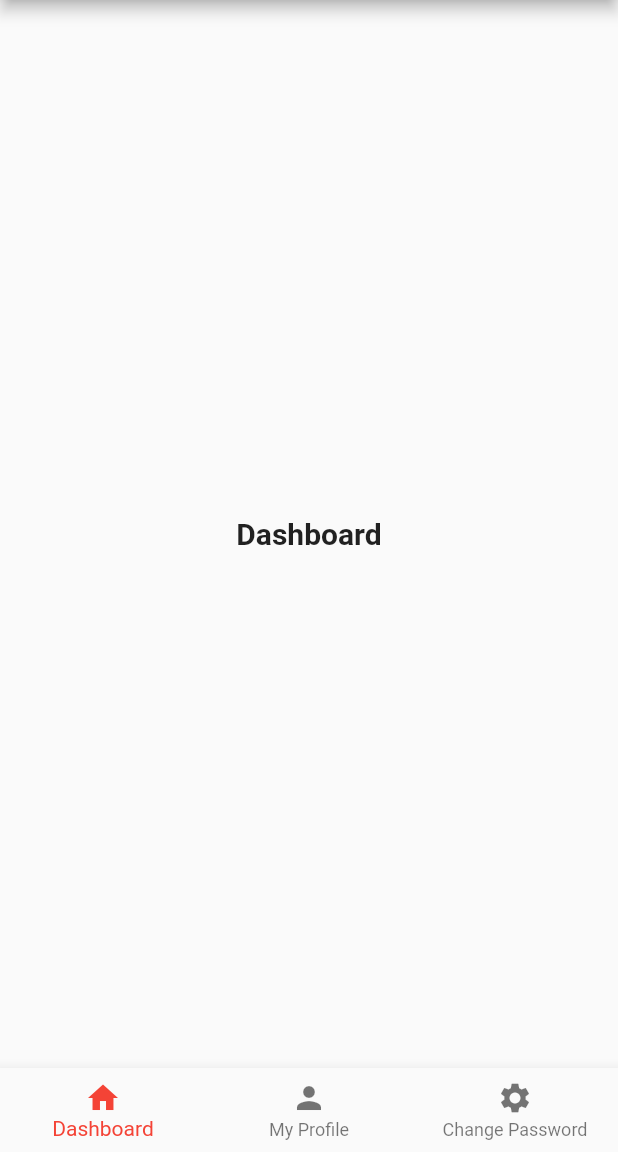
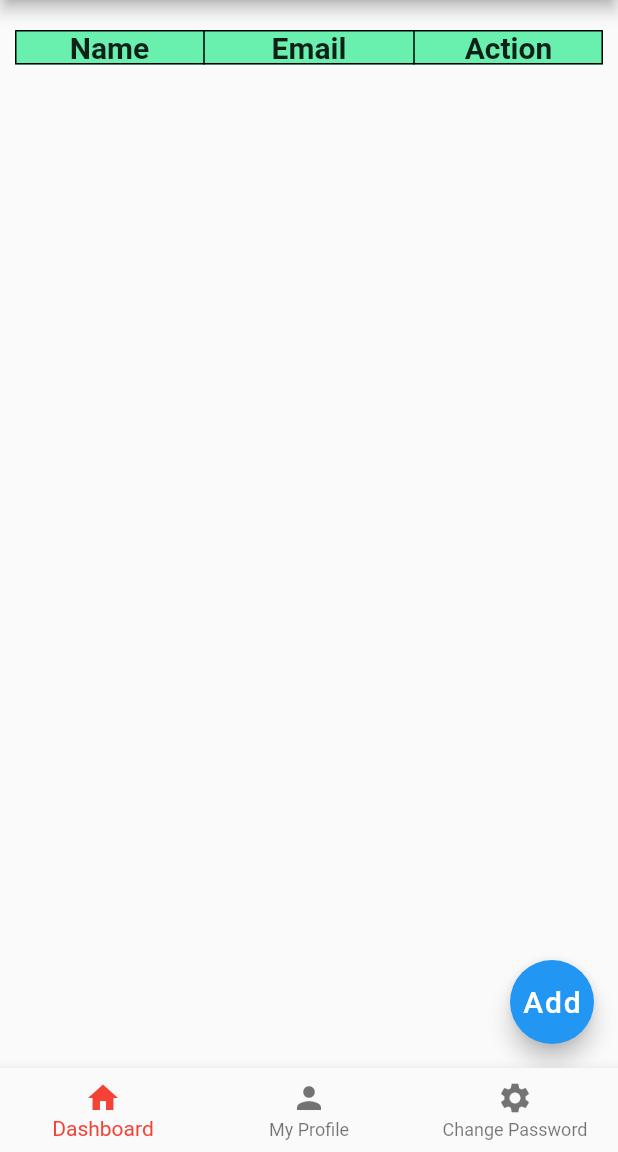
Before and after one commit to vishal2605/flutterAuth, a Flutter app: the UserMain screen opened directly, on a phone screen of 412 x 824 dp, the part 84-1236 px from its top. Run offline on Flutter 3.47's test engine with Material 2 defaults, Android fonts, the phone set to English and light mode, and no system bars; our stand-ins replace cloud_firestore, firebase_auth, firebase_core; accounts and stored records are empty.

Commit message:
last commit

```diff
--- /dev/null
+++ b/lib/Pages2/home_pages.dart
@@ -0,0 +1,33 @@
+import 'package:flutter/cupertino.dart';
+import 'package:flutter/material.dart';
+
+import 'add_student_page.dart';
+import 'list_student_page.dart';
+
+class HomePage extends StatefulWidget {
+  HomePage({Key? key}) : super(key: key);
+
+  @override
+  _HomePageState createState() => _HomePageState();
+}
+
+class _HomePageState extends State<HomePage> {
+  @override
+  Widget build(BuildContext context) {
+    return Scaffold(
+      body: ListStudentPage(),
+        floatingActionButton: FloatingActionButton(
+          onPressed: () => {
+            Navigator.push(
+              context,
+              MaterialPageRoute(
+                builder: (context) => AddStudentPage(),
+              ),
+            )
+          },
+          child: Text('Add', style: TextStyle(fontSize: 20.0)),
+
+        )
+    );
+  }
+}
--- /dev/null
+++ b/lib/Pages2/list_student_page.dart
@@ -0,0 +1,158 @@
+import 'package:assignment/Pages2/update_student_page.dart';
+import 'package:cloud_firestore/cloud_firestore.dart';
+import 'package:flutter/material.dart';
+
+class ListStudentPage extends StatefulWidget {
+  ListStudentPage({Key? key}) : super(key: key);
+
+  @override
+  _ListStudentPageState createState() => _ListStudentPageState();
+}
+
+class _ListStudentPageState extends State<ListStudentPage> {
+  final Stream<QuerySnapshot> studentsStream =
+  FirebaseFirestore.instance.collection('students').snapshots();
+
+  // For Deleting User
+  CollectionReference students =
+  FirebaseFirestore.instance.collection('students');
+  Future<void> deleteUser(id) {
+    // print("User Deleted $id");
+    return students
+        .doc(id)
+        .delete()
+        .then((value) => print('User Deleted'))
+        .catchError((error) => print('Failed to Delete user: $error'));
+  }
+
+  @override
+  Widget build(BuildContext context) {
+    return StreamBuilder<QuerySnapshot>(
+        stream: studentsStream,
+        builder: (BuildContext context, AsyncSnapshot<QuerySnapshot> snapshot) {
+          if (snapshot.hasError) {
+            print('Something went Wrong');
+          }
+          if (snapshot.connectionState == ConnectionState.waiting) {
+            return Center(
+              child: CircularProgressIndicator(),
+            );
+          }
+
+          final List storedocs = [];
+          snapshot.data!.docs.map((DocumentSnapshot document) {
+            Map a = document.data() as Map<String, dynamic>;
+            storedocs.add(a);
+            a['id'] = document.id;
+          }).toList();
+
+          return Container(
+            margin: EdgeInsets.symmetric(horizontal: 10.0, vertical: 20.0),
+            child: SingleChildScrollView(
+              scrollDirection: Axis.vertical,
+              child: Table(
+                border: TableBorder.all(),
+                columnWidths: const <int, TableColumnWidth>{
+                  1: FixedColumnWidth(140),
+                },
+                defaultVerticalAlignment: TableCellVerticalAlignment.middle,
+                children: [
+                  TableRow(
+                    children: [
+                      TableCell(
+                        child: Container(
+                          color: Colors.greenAccent,
+                          child: Center(
+                            child: Text(
+                              'Name',
+                              style: TextStyle(
+                                fontSize: 20.0,
+                                fontWeight: FontWeight.bold,
+                              ),
+                            ),
+                          ),
+                        ),
+                      ),
+                      TableCell(
+                        child: Container(
+                          color: Colors.greenAccent,
+                          child: Center(
+                            child: Text(
+                              'Email',
+                              style: TextStyle(
+                                fontSize: 20.0,
+                                fontWeight: FontWeight.bold,
+                              ),
+                            ),
+                          ),
+                        ),
+                      ),
+                      TableCell(
+                        child: Container(
+                          color: Colors.greenAccent,
+                          child: Center(
+                            child: Text(
+                              'Action',
+                              style: TextStyle(
+                                fontSize: 20.0,
+                                fontWeight: FontWeight.bold,
+                              ),
+                            ),
+                          ),
+                        ),
+                      ),
+                    ],
+                  ),
+                  for (var i = 0; i < storedocs.length; i++) ...[
+                    TableRow(
+                      children: [
+                        TableCell(
+                          child: Center(
+                              child: Text(storedocs[i]['name'],
+                                  style: TextStyle(fontSize: 18.0))),
+                        ),
+                        TableCell(
+                          child: Center(
+                              child: Text(storedocs[i]['email'],
+                                  style: TextStyle(fontSize: 18.0))),
+                        ),
+                        TableCell(
+                          child: Row(
+                            mainAxisAlignment: MainAxisAlignment.center,
+                            children: [
+                              IconButton(
+                                onPressed: () => {
+                                  Navigator.push(
+                                    context,
+                                    MaterialPageRoute(
+                                      builder: (context) => UpdateStudentPage(
+                                          id: storedocs[i]['id']),
+                                    ),
+                                  )
+                                },
+                                icon: Icon(
+                                  Icons.edit,
+                                  color: Colors.orange,
+                                ),
+                              ),
+                              IconButton(
+                                onPressed: () =>
+                                {deleteUser(storedocs[i]['id'])},
+                                icon: Icon(
+                                  Icons.delete,
+                                  color: Colors.red,
+                                ),
+                              ),
+                            ],
+                          ),
+                        ),
+                      ],
+                    ),
+                  ],
+                ],
+              ),
+            ),
+          );
+        });
+  }
+}
--- a/lib/user/dashboard.dart
+++ b/lib/user/dashboard.dart
@@ -1,4 +1,6 @@
+import 'package:firebase_core/firebase_core.dart';
 import 'package:flutter/material.dart';
+import '../Pages2/home_pages.dart';
 
 class Dashboard extends StatefulWidget {
   Dashboard({Key? key}) : super(key: key);
@@ -8,14 +10,29 @@ class Dashboard extends StatefulWidget {
 }
 
 class _DashboardState extends State<Dashboard> {
+  final Future<FirebaseApp> _initialization = Firebase.initializeApp();
   @override
   Widget build(BuildContext context) {
-    return Center(
-      child: Container(
-          child: Text(
-            'Dashboard',
-            style: TextStyle(fontSize: 20.0, fontWeight: FontWeight.bold),
-          )),
+    return FutureBuilder(
+      future: _initialization,
+      builder: (context, snapshot) {
+        // CHeck for Errors
+        if (snapshot.hasError) {
+          print("Something went Wrong");
+        }
+        // once Completed, show your application
+        if (snapshot.connectionState == ConnectionState.done) {
+          return MaterialApp(
+            title: 'Flutter Firestore CRUD',
+            theme: ThemeData(
+              primarySwatch: Colors.blue,
+            ),
+            debugShowCheckedModeBanner: false,
+            home: HomePage(),
+          );
+        }
+        return CircularProgressIndicator();
+      },
     );
   }
 }
--- a/lib/user/profile.dart
+++ b/lib/user/profile.dart
@@ -1,7 +1,6 @@
 import 'package:firebase_auth/firebase_auth.dart';
 import 'package:flutter/cupertino.dart';
 import 'package:flutter/material.dart';
-
 
 class Profile extends StatefulWidget {
   Profile({Key? key}) : super(key: key);
--- a/pubspec.yaml
+++ b/pubspec.yaml
@@ -36,6 +36,7 @@ dependencies:
   firebase_core_platform_interface: 4.5.1
   firebase_core: "^1.4.0"
   firebase_auth: "^3.0.1"
+  cloud_firestore: "^2.4.0"
 
 
   # The following adds the Cupertino Icons font to your application.
```
Also changed, not shown: lib/Pages2/add_student_page.dart (added, +162 -0 lines), lib/Pages2/update_student_page.dart (added, +160 -0 lines), pubspec.lock.
